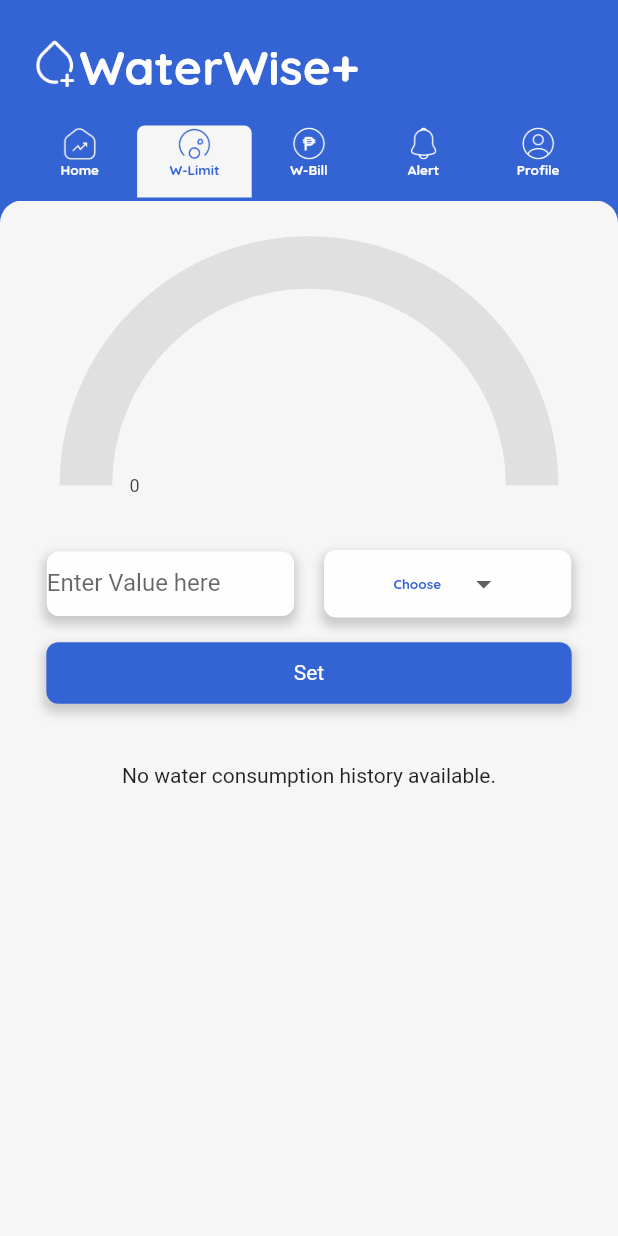
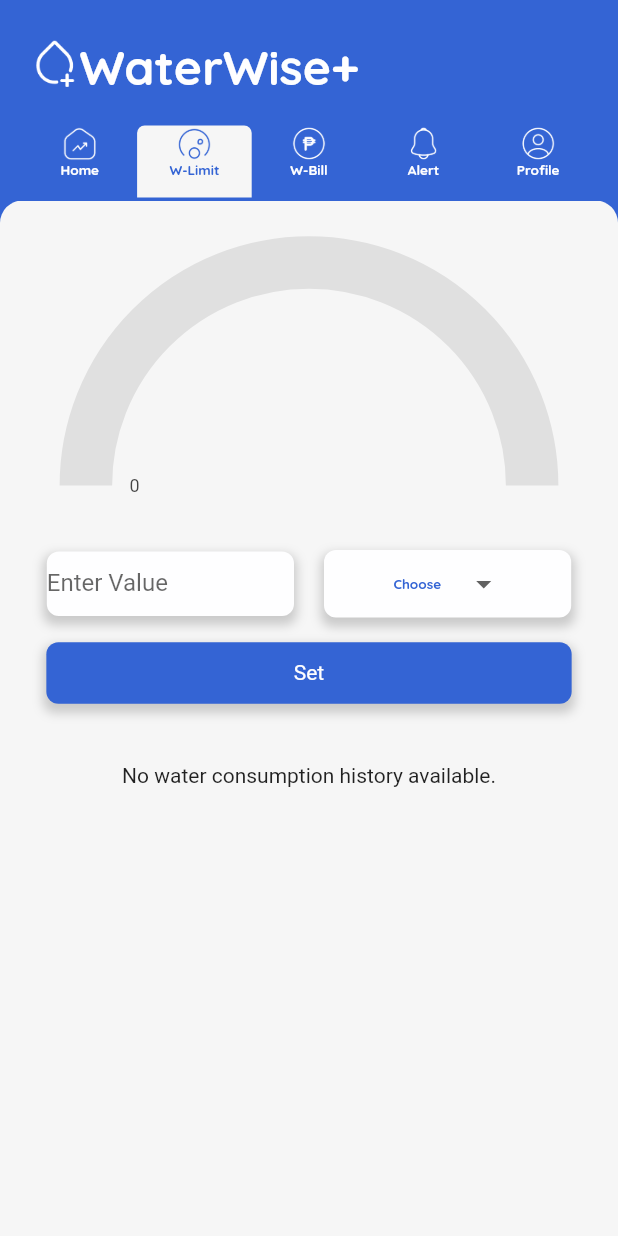
Before and after one commit to Timmy-123-pintor/WaTEErWise, a Flutter app: the screen it shows once a user with an empty profile is signed in, tab 2 chosen, on a phone screen of 412 x 824 dp. Run offline on Flutter 3.47's test engine with Material 2 defaults, Android fonts, the phone set to English and light mode, and no system bars; drawn by our look-alikes of syncfusion_flutter_gauges; our stand-ins replace cloud_firestore, dropdown_button2, firebase_auth, firebase_core, firebase_database, fl_chart and 3 more; accounts and stored records are empty.

Commit message:
Updates
Text Change Practice

```diff
--- a/wateerwise/lib/components/WaterLimit/waterLimitCon.dart
+++ b/wateerwise/lib/components/WaterLimit/waterLimitCon.dart
@@ -83,7 +83,7 @@ class _InputTextFieldState extends State<InputTextField> {
                 child: TextField(
                   controller: _controller,
                   decoration: InputDecoration(
-                    labelText: 'Enter Value here',
+                    labelText: 'Enter Value',
                     errorText:
                         _hasError ? 'Please input your desired limit' : null,
                     border: InputBorder.none,
```
